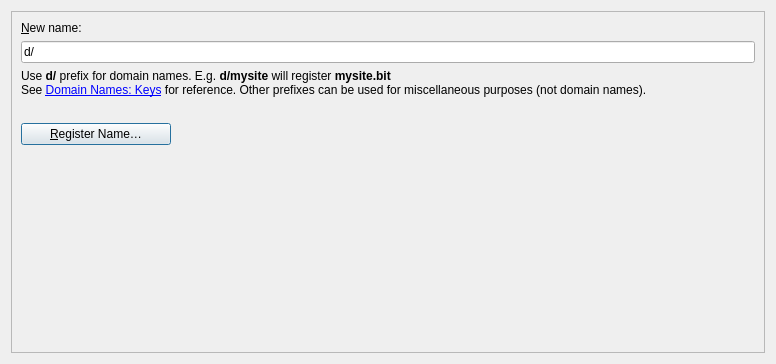
First picture: the form in src/qt/forms/buynamespage.ui, repository namecoin/namecore, before the edit.
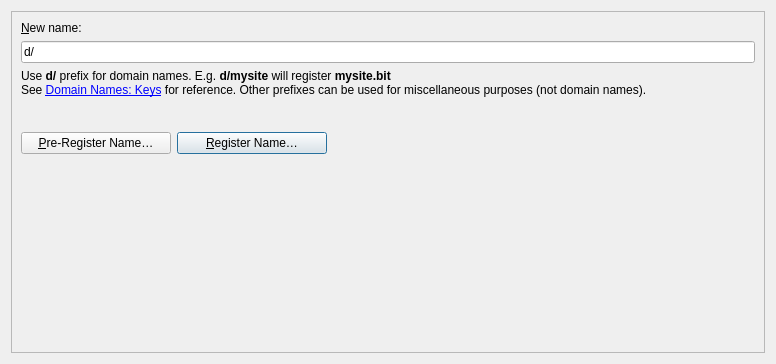
Second picture: the form after the edit. Icons and pictures are not drawn. Custom widgets are drawn as their Qt base class.

Commit message:
(WIP) Namecoin / Qt: Add Pre-Register GUI
TODO: Handle name encoding properly.

```diff
--- a/src/qt/forms/buynamespage.ui
+++ b/src/qt/forms/buynamespage.ui
@@ -97,6 +97,37 @@
        </widget>
       </item>
       <item>
+       <layout class="QHBoxLayout" name="availableHorizontalLayout">
+        <item>
+         <widget class="QPushButton" name="preRegisterNameButton">
+          <property name="sizePolicy">
+           <sizepolicy hsizetype="Fixed" vsizetype="Fixed">
+            <horstretch>0</horstretch>
+            <verstretch>0</verstretch>
+           </sizepolicy>
+          </property>
+          <property name="minimumSize">
+           <size>
+            <width>150</width>
+            <height>0</height>
+           </size>
+          </property>
+          <property name="toolTip">
+           <string>Pre-Register the name.  You must do this before registering it.</string>
+          </property>
+          <property name="text">
+           <string>&amp;Pre-Register Name&#8230;</string>
+          </property>
+          <property name="icon">
+           <iconset resource="../bitcoin.qrc">
+            <normaloff>:/icons/send</normaloff>:/icons/send</iconset>
+          </property>
+          <property name="default">
+           <bool>false</bool>
+          </property>
+         </widget>
+        </item>
+        <item>
        <widget class="QPushButton" name="registerNameButton">
         <property name="sizePolicy">
          <sizepolicy hsizetype="Fixed" vsizetype="Fixed">
@@ -124,6 +155,21 @@
          <bool>true</bool>
         </property>
        </widget>
+        </item>
+        <item>
+         <spacer name="availableSpacer">
+          <property name="orientation">
+           <enum>Qt::Horizontal</enum>
+          </property>
+          <property name="sizeHint" stdset="0">
+           <size>
+            <width>20</width>
+            <height>40</height>
+           </size>
+          </property>
+         </spacer>
+        </item>
+       </layout>
       </item>
       <item>
        <spacer name="verticalSpacer">
```
Lines whose indentation alone changed are shown as unchanged. The commit also changes 2 other files.
